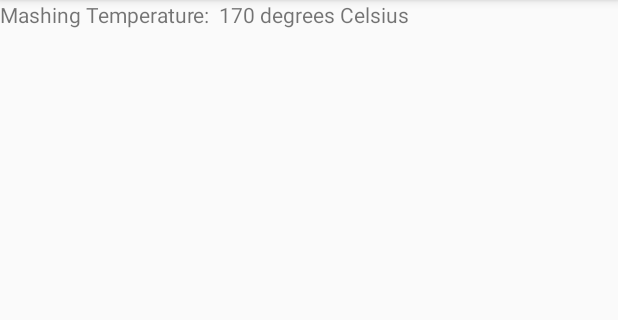
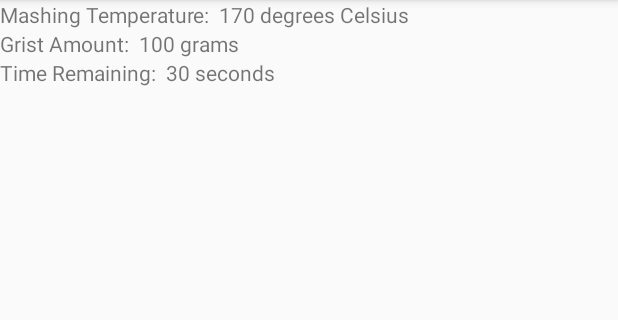
Before and after one commit to Jeremy-Thompson/Brewstr, an Android app: the fragment MashingProgressFragment placed in its activity, with the options menu open, on a phone screen of 412 x 824 dp, the part 84-404 px from its top. Run offline under Robolectric (Android 15) with nearby library versions, the phone set to English and light mode, and no system bars; 2 statements that could not run were skipped.

Commit message:
all parameters viewable

```diff
--- a/app/src/main/res/layout/mash_prog_view.xml
+++ b/app/src/main/res/layout/mash_prog_view.xml
@@ -1,20 +1,19 @@
 <?xml version="1.0" encoding="utf-8"?>
 <LinearLayout xmlns:android="http://schemas.android.com/apk/res/android"
     android:orientation="vertical" android:layout_width="match_parent"
-    android:layout_height="match_parent">
+    android:layout_height="match_parent"
+    android:id="@+id/mashing_parameters">
 
     <TextView
         android:layout_width="wrap_content"
-        android:layout_height="match_parent"
+        android:layout_height="wrap_content"
         android:id="@+id/mashing_temp"/>
-
     <TextView
         android:layout_width="wrap_content"
-        android:layout_height="match_parent"
+        android:layout_height="wrap_content"
         android:id="@+id/grist_amount"/>
-
     <TextView
         android:layout_width="wrap_content"
-        android:layout_height="match_parent"
+        android:layout_height="wrap_content"
         android:id="@+id/time_remaining"/>
 </LinearLayout>
```
